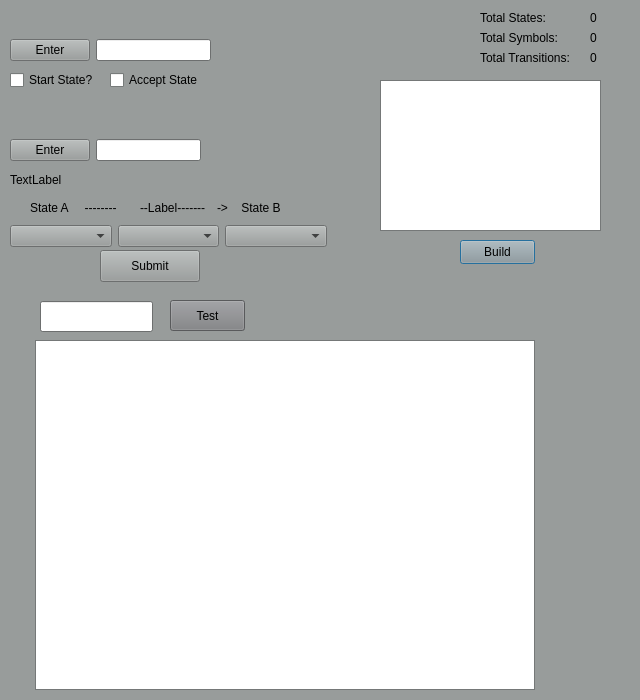
Qt form FiniteStateMachinesApp/fadialog.ui (noah2734/FiniteStateMachines) before a commit.
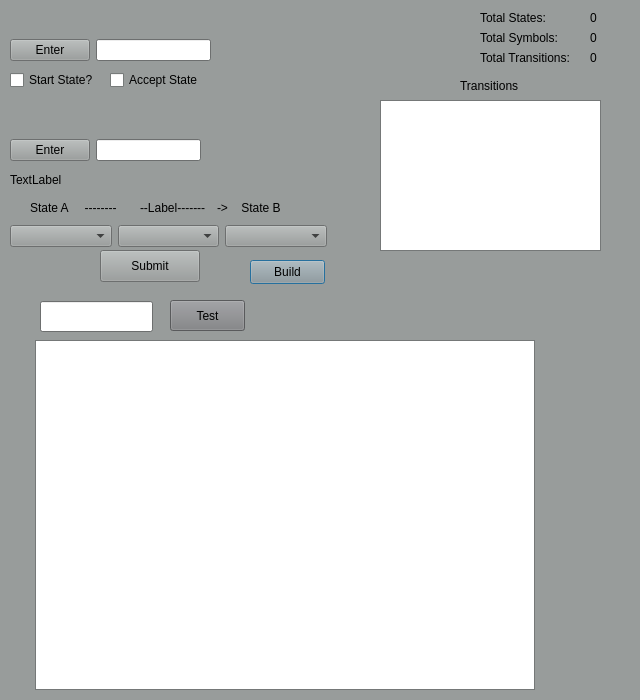
The same form after that commit.

Diff of the .ui file:
```diff
--- a/FiniteStateMachinesApp/fadialog.ui
+++ b/FiniteStateMachinesApp/fadialog.ui
@@ -516,7 +516,7 @@
    <property name="geometry">
     <rect>
      <x>380</x>
-     <y>80</y>
+     <y>100</y>
      <width>221</width>
      <height>151</height>
     </rect>
@@ -525,8 +525,8 @@
   <widget class="QPushButton" name="buildBtn">
    <property name="geometry">
     <rect>
-     <x>460</x>
-     <y>240</y>
+     <x>250</x>
+     <y>260</y>
      <width>75</width>
      <height>24</height>
     </rect>
@@ -1274,6 +1274,19 @@
     <string>TextLabel</string>
    </property>
   </widget>
+  <widget class="QLabel" name="textEditLbl">
+   <property name="geometry">
+    <rect>
+     <x>460</x>
+     <y>76</y>
+     <width>121</width>
+     <height>20</height>
+    </rect>
+   </property>
+   <property name="text">
+    <string>Transitions</string>
+   </property>
+  </widget>
  </widget>
  <resources/>
  <connections/>
```
Left out of the diff: 4 changed lines with no effect on the pictures.
